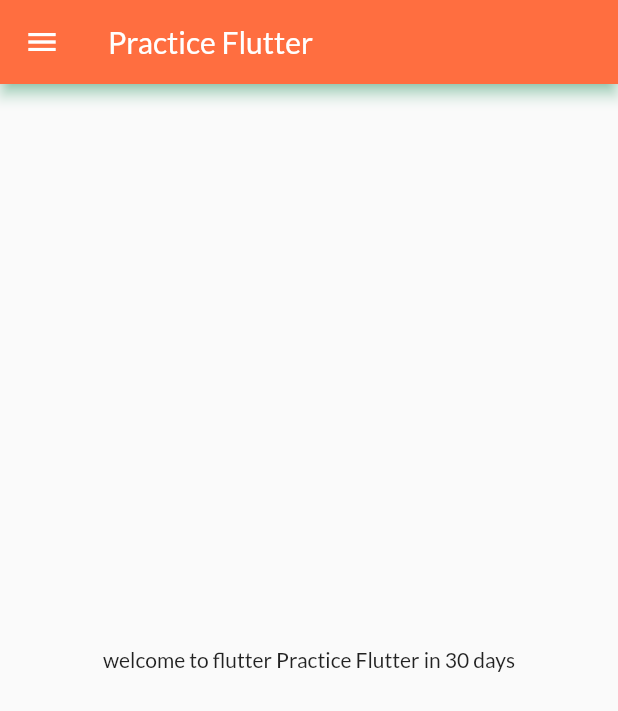
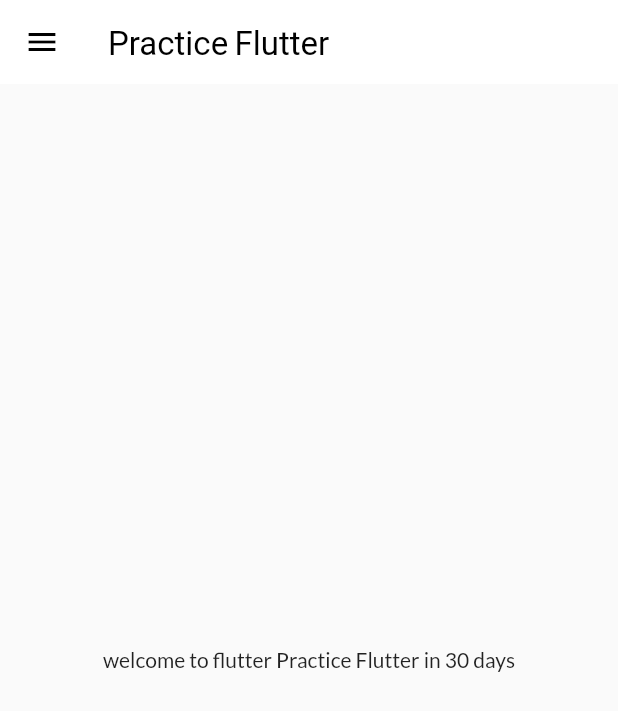
Before and after one commit to HuzaifaShkx/Flutter_30_day_challenge, a Flutter app: the screen it shows after launch, on a phone screen of 412 x 824 dp. Shown: the top 711 px of the screen. Run offline on Flutter 3.47's test engine with Material 2 defaults, Android fonts, the phone set to English and light mode, and no system bars; our stand-ins replace google_fonts.

Commit message:
themes extracted

```diff
--- a/lib/main.dart
+++ b/lib/main.dart
@@ -3,6 +3,7 @@
 import 'package:tutorial_advance/pages/login_page.dart';
 import 'package:google_fonts/google_fonts.dart';
 import 'package:tutorial_advance/utils/routes.dart';
+import 'package:tutorial_advance/widget/appbartheme.dart';
 
 void main() {
   runApp(MyApp());
@@ -14,13 +15,11 @@
     return MaterialApp(
       debugShowCheckedModeBanner: false,
       themeMode: ThemeMode.light,
-      theme: ThemeData(
-        fontFamily: GoogleFonts.lato().fontFamily,
-      ),
+      theme: MyTheme.lightTheme,
       darkTheme: ThemeData(
         brightness: Brightness.dark,
       ),
-      initialRoute:MyRoutes.homeRoute ,
+      initialRoute: MyRoutes.homeRoute,
       routes: {
         "/": (context) => LoginPage(),
         MyRoutes.homeRoute: (context) => HomePage(),
--- a/lib/pages/home_page.dart
+++ b/lib/pages/home_page.dart
@@ -9,11 +9,8 @@
     String s = "Practice Flutter";
 
     return Scaffold(
-
       appBar: AppBar(
         title: Text("Practice Flutter"),
-        backgroundColor: Colors.deepOrangeAccent,
-        shadowColor: Colors.greenAccent,
       ),
       body: Center(child: Text("welcome to flutter $s in $a days")),
       drawer: Mydrawer(),
--- /dev/null
+++ b/lib/widget/appbartheme.dart
@@ -0,0 +1,19 @@
+import 'package:flutter/material.dart';
+import 'package:google_fonts/google_fonts.dart';
+
+class MyTheme {
+  static ThemeData get lightTheme => ThemeData(
+        fontFamily: GoogleFonts.lato().fontFamily,
+        primarySwatch: Colors.deepOrange,
+        appBarTheme: AppBarTheme(
+          color: Colors.white,
+          elevation: 0.0,
+          iconTheme: IconThemeData(color: Colors.black),
+          titleTextStyle: TextStyle(color: Colors.black, fontSize: 22),
+        ),
+      );
+
+  static ThemeData get darkTheme => ThemeData(
+    brightness: Brightness.dark,
+  );
+}
```
